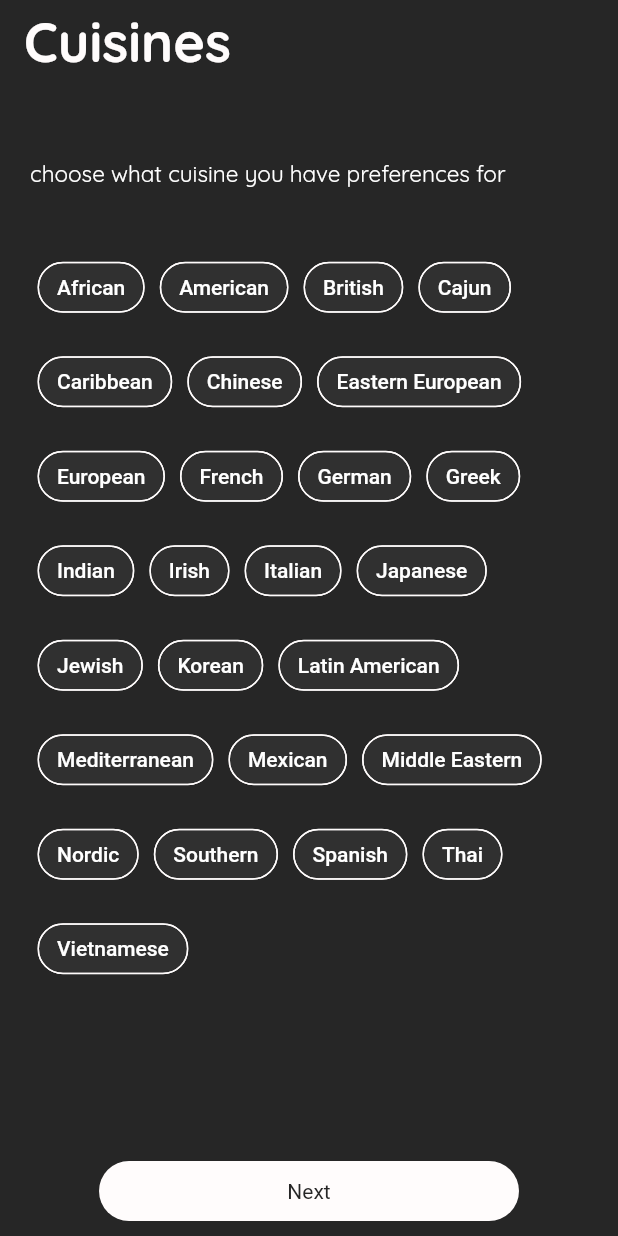
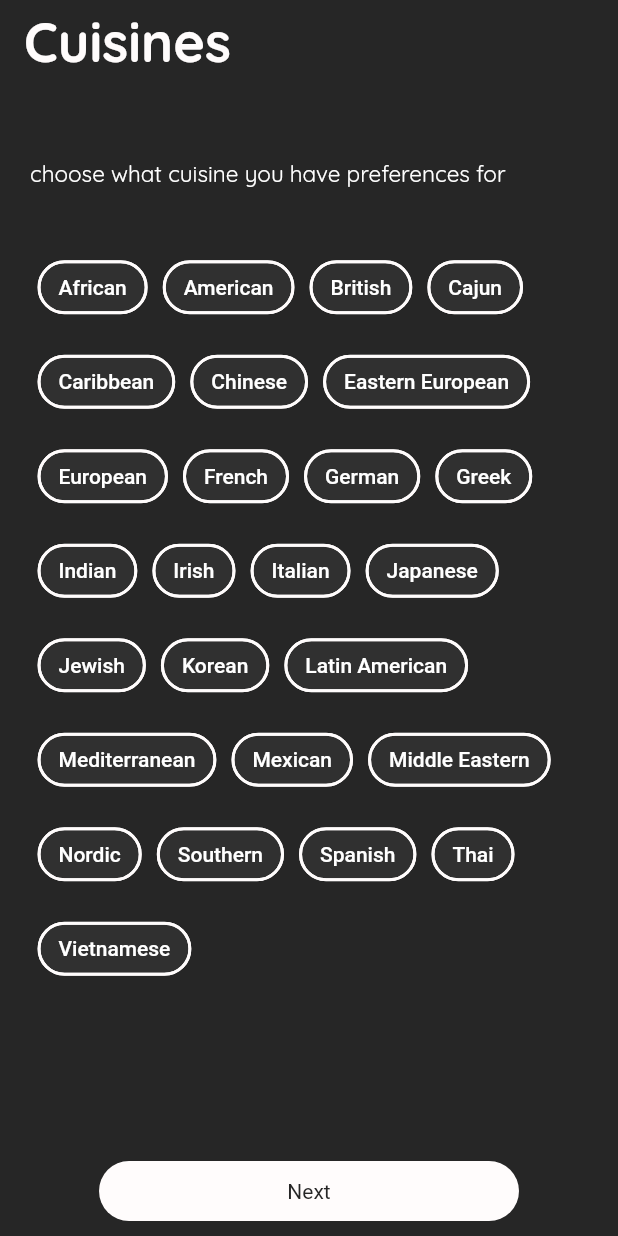
Before and after one commit to CIS-4935-Capstone-Project/munchease_frontend, a Flutter app: the screen it shows after launch, on a phone screen of 412 x 824 dp. Run offline on Flutter 3.47's test engine with Material 2 defaults, Android fonts, the phone set to English and light mode, and no system bars; our stand-ins replace get, google_fonts, rive; statements that could not run were skipped.

Commit message:
updated filterchip

```diff
--- a/lib/widgets/me_filterchip.dart
+++ b/lib/widgets/me_filterchip.dart
@@ -6,7 +6,7 @@ class MunchChip extends StatefulWidget {
   final String label;
   final TextStyle? labelStyle;
   final EdgeInsetsGeometry? labelPadding;
-  final bool selected;
+  final bool? selected;
   final void Function(bool)? onSelected;
   final double? pressElevation;
   final Color? disabledColor;
@@ -36,7 +36,7 @@ class MunchChip extends StatefulWidget {
       required this.label,
       this.labelStyle,
       this.labelPadding,
-      this.selected = false,
+      this.selected,
       this.onSelected,
       this.pressElevation,
       this.disabledColor,
@@ -69,7 +69,7 @@ class _MunchChipState extends State<MunchChip> {
   @override
   void initState() {
     super.initState();
-    isSelected = widget.selected;
+    isSelected = widget.selected ?? false;
   }
 
   void changeSelection(data) {
@@ -86,17 +86,17 @@ class _MunchChipState extends State<MunchChip> {
         showCheckmark: false,
         backgroundColor: MunchColors.transparent,
         selectedColor: MunchColors.primaryColor,
-        labelStyle: Theme.of(context)
-            .textTheme
-            .labelLarge
-            ?.copyWith(color: isSelected ? MunchColors.primaryDark : null),
+        labelStyle: Theme.of(context).textTheme.labelLarge?.copyWith(
+            color:
+                widget.selected ?? isSelected ? MunchColors.primaryDark : null),
         shape: StadiumBorder(
             side: BorderSide(
-                color: isSelected
+                width: 2,
+                color: widget.selected ?? isSelected
                     ? MunchColors.transparent
                     : Theme.of(context).colorScheme.onBackground)),
         label: Text(widget.label),
-        selected: isSelected,
+        selected: widget.selected ?? isSelected,
         onSelected: changeSelection);
   }
 }
```
